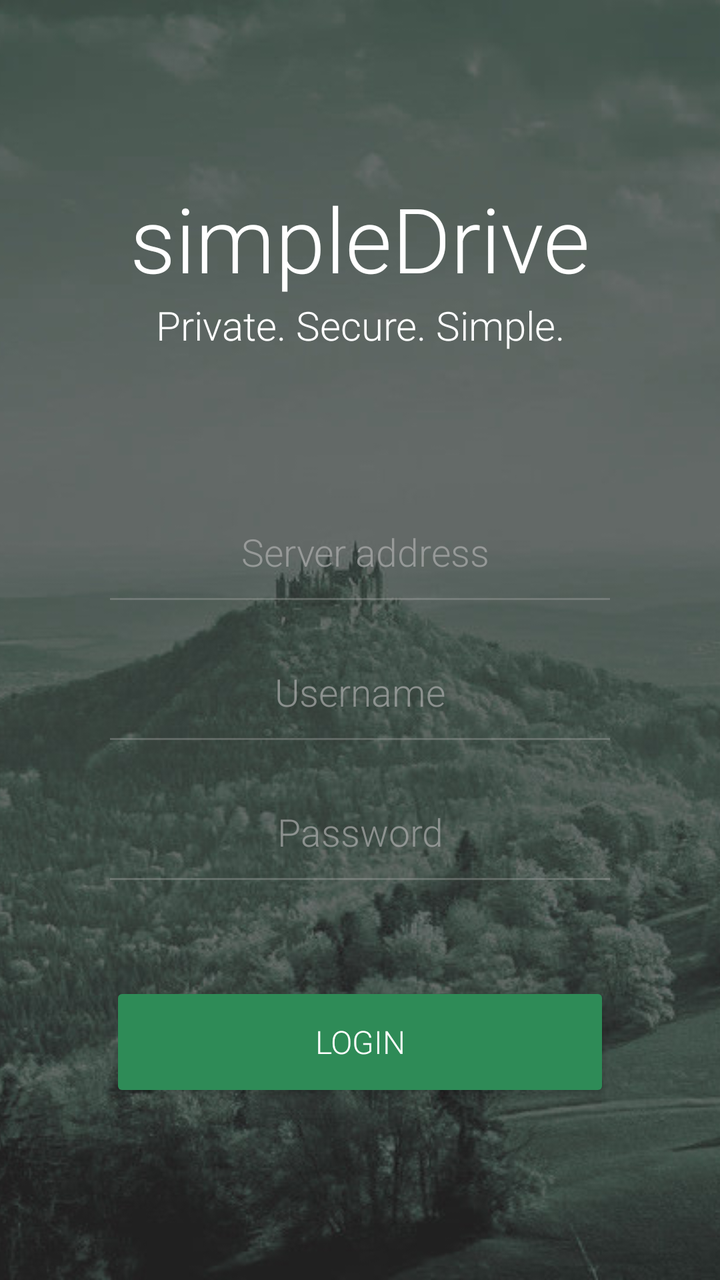
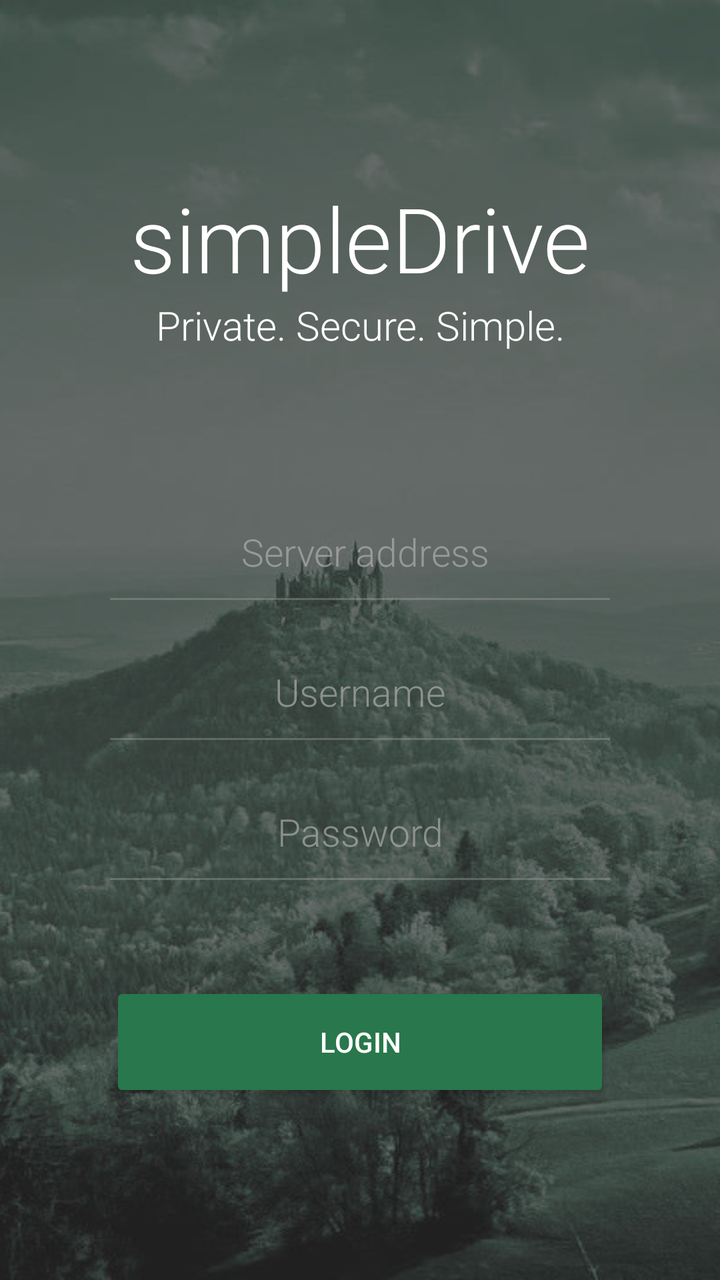

An Android layout rendered at two revisions. The XML below is the earlier revision; the diff shows what the commit changed to produce the second picture.
<!-- AndroidManifest.xml: application theme MainTheme.Light -->
<!-- res/layout/activity_login.xml -->
<RelativeLayout
    android:layout_width="match_parent"
    android:layout_height="match_parent"
    android:layout_gravity="center"
    xmlns:android="http://schemas.android.com/apk/res/android">

    <ImageView
        android:layout_width="match_parent"
        android:layout_height="match_parent"
        android:src="@drawable/blackforest"
        android:scaleType="centerCrop"
        />

    <LinearLayout
        android:layout_gravity="center"
        android:gravity="center"
        android:orientation="vertical"
        android:padding="5.0dp"
        android:focusable="true"
        android:focusableInTouchMode="true"
        android:layout_width="match_parent"
        android:layout_height="match_parent"
      xmlns:android="http://schemas.android.com/apk/res/android">

        <TextView
            android:layout_width="match_parent"
            android:layout_height="wrap_content"
            android:text="simpleDrive"
            android:textColor="@color/white"
            android:gravity="center"
            android:layout_marginTop="0dp"
            android:fontFamily="sans-serif-light"
            android:textSize="45.0sp"/>

        <TextView
            android:layout_width="match_parent"
            android:layout_height="wrap_content"
            android:text="Private. Secure. Simple."
            android:textColor="@color/white"
            android:gravity="center"
            android:fontFamily="sans-serif-light"
            android:textSize="20.0sp"/>

        <EditText
            android:id="@id/txtServer"
            android:textColor="@color/logintext"
            android:textColorHint="@color/grey3transparent"
            android:gravity="center"
            android:paddingLeft="5dp"
            android:textSize="19sp"
            android:fontFamily="sans-serif-light"
            android:layout_width="250dp"
            android:layout_height="50dp"
            android:layout_marginTop="75dp"
            android:layout_marginBottom="20.0dp"
            android:hint="Server address"
            android:inputType="textUri"
            android:maxLines="1"
            android:background="@drawable/custom_edittext"/>

        <EditText
            android:id="@id/txtUsername"
            android:textColor="@color/logintext"
            android:textColorHint="@color/grey3transparent"
            android:gravity="center"
            android:textSize="19sp"
            android:fontFamily="sans-serif-light"
            android:layout_width="250dp"
            android:layout_height="50dp"
            android:layout_marginBottom="20.0dp"
            android:hint="Username"
            android:inputType="textUri"
            android:maxLines="1"
            android:nextFocusDown="@id/txtPassword"
            android:background="@drawable/custom_edittext" />

        <EditText
            android:id="@id/txtPassword"
            android:textColor="@color/logintext"
            android:textColorHint="@color/grey3transparent"
            android:gravity="center"
            android:textSize="19sp"
            android:fontFamily="sans-serif-light"
            android:layout_width="250dp"
            android:layout_height="50dp"
            android:layout_marginBottom="50.0dp"
            android:hint="Password"
            android:inputType="textPassword"
            android:background="@drawable/custom_edittext"
            android:maxLines="1" />

        <Button
            android:id="@id/btnLogin"
            android:layout_width="250.0dp"
            android:layout_height="60dp"
            android:textColor="@color/white"
            android:textSize="16sp"
            android:fontFamily="sans-serif-light"
            style="@style/Base.Widget.AppCompat.Button.Colored"
            android:text="Login" />
    </LinearLayout>
</RelativeLayout>
<!-- resources referenced by this layout -->
<resources>
  <color name="grey3transparent">#aab3b3b3</color>
  <color name="logintext">#ccc</color>
  <color name="white">#ffffffff</color>
  <!-- drawable blackforest: jpg bitmap (drawable, 115583 bytes) -->
  <!-- drawable custom_edittext (drawable) -->
  <?xml version="1.0" encoding="utf-8"?>
  <layer-list xmlns:android="http://schemas.android.com/apk/res/android" >
  
      <item android:bottom="1dp"
          android:left="-2dp"
          android:right="-2dp"
          android:top="-2dp">
          <shape android:shape="rectangle" >
              <stroke
                  android:width="1dp"
                  android:color="#55b3b3b3" />
          </shape>
      </item>
  
  </layer-list>
  <style name="MainTheme.Light" parent="Theme.AppCompat.Light.NoActionBar">
          <item name="colorAccent">@color/darkgreen</item>
          <item name="android:colorAccent">@color/darkgreen</item>
          <item name="android:colorPrimary">@color/darkgreen</item>
          <item name="android:colorPrimaryDark">@color/darkergreen</item>
          
          <item name="android:actionModeBackground">@color/darkgreen</item>
          <item name="android:actionModeCloseDrawable">@drawable/ic_arrow</item>
  
          <item name="android:textColorPrimary">@color/grey6</item>
          <item name="android:textColorSecondary">@color/grey3</item>
          <item name="android:textColorTertiary">@color/grey4</item>
          <item name="android:colorBackground">@color/white</item>
          <item name="android:colorMultiSelectHighlight">@color/lightgreen</item>
          <item name="android:colorFocusedHighlight">@color/grey1</item>
          <item name="android:textColorHighlight">?android:colorPrimary</item>
      </style>
  <color name="darkgreen">#ff2e8b57</color>
  <color name="darkergreen">#ff29774c</color>
  <!-- drawable ic_arrow (drawable) -->
  <vector xmlns:android="http://schemas.android.com/apk/res/android"
          android:width="24dp"
          android:height="24dp"
          android:viewportWidth="24.0"
          android:viewportHeight="24.0">
      <path
          android:fillColor="#FFFFFFFF"
          android:pathData="M20,11H7.83l5.59,-5.59L12,4l-8,8 8,8 1.41,-1.41L7.83,13H20v-2z"/>
  </vector>
  <color name="grey6">#ff545454</color>
  <color name="grey3">#ffb3b3b3</color>
  <color name="grey4">#ff636363</color>
  <color name="lightgreen">#ffb4d7bf</color>
  <color name="grey1">#fff5f5f5</color>
</resources>

<!-- the commit's change to res/layout/activity_login.xml (unified diff, before → after) -->
@@ -92,11 +92,7 @@
         <Button
             android:id="@id/btnLogin"
             android:layout_width="250.0dp"
-            android:layout_height="60dp"
-            android:textColor="@color/white"
-            android:textSize="16sp"
-            android:fontFamily="sans-serif-light"
-            style="@style/Base.Widget.AppCompat.Button.Colored"
+            style="@style/MyButtonLarge"
             android:text="Login" />
     </LinearLayout>
 </RelativeLayout>
<!-- resource entries referenced after the edit -->
@@ -20,6 +20,10 @@
       </item>
   
   </layer-list>
+  <style name="MyButtonLarge" parent="MyButton">
+          <item name="android:layout_height">60dp</item>
+          <item name="android:background">@color/red</item>
+      </style>
   <style name="MainTheme.Light" parent="Theme.AppCompat.Light.NoActionBar">
           <item name="colorAccent">@color/darkgreen</item>
           <item name="android:colorAccent">@color/darkgreen</item>
@@ -37,6 +41,14 @@
           <item name="android:colorFocusedHighlight">@color/grey1</item>
           <item name="android:textColorHighlight">?android:colorPrimary</item>
       </style>
+  <style name="MyButton" parent="Base.Widget.AppCompat.Button.Colored">
+          <item name="android:layout_width">wrap_content</item>
+          <item name="android:layout_height">50dp</item>
+          <item name="android:paddingLeft">20dp</item>
+          <item name="android:paddingRight">20dp</item>
+          <item name="android:textColor">@color/white</item>
+      </style>
+  <color name="red">#ffff0000</color>
   <color name="darkgreen">#ff2e8b57</color>
   <color name="darkergreen">#ff29774c</color>
   <!-- drawable ic_arrow (drawable) -->
